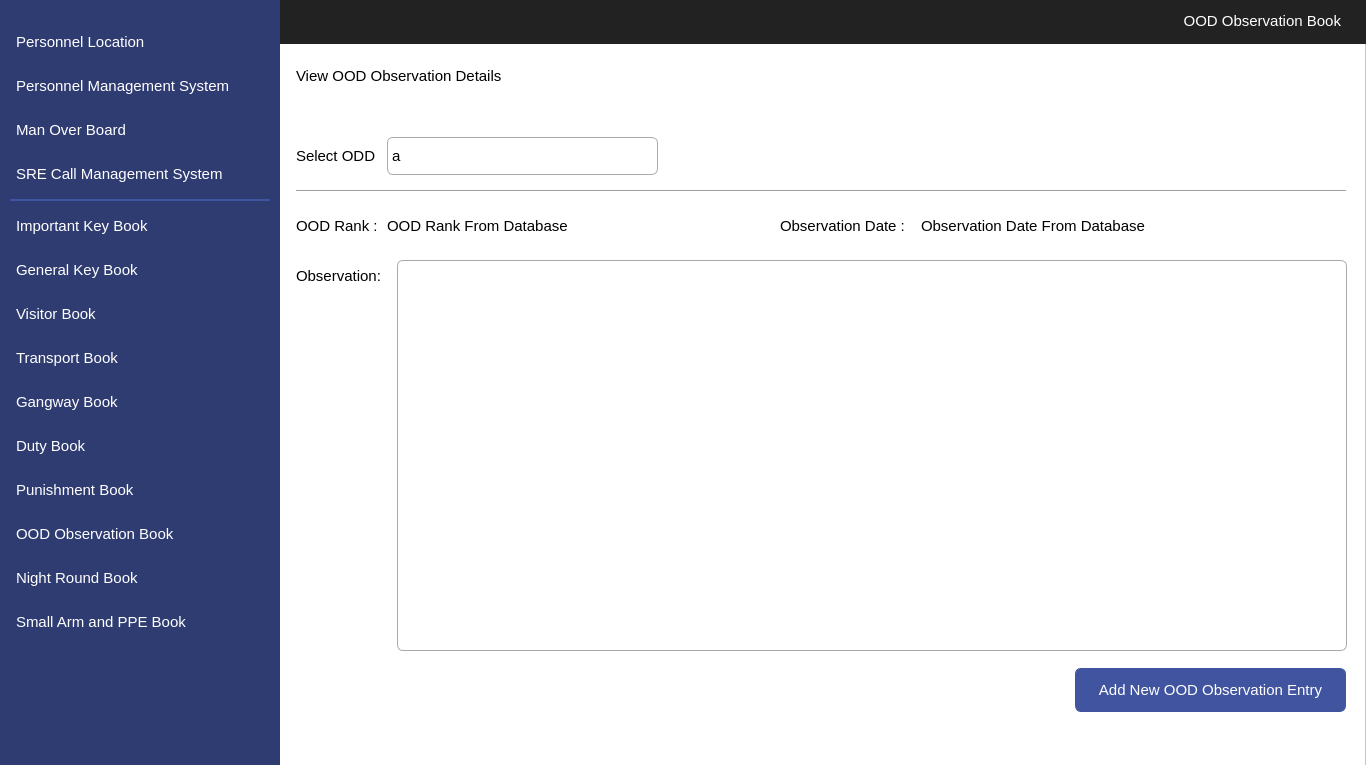
The window that Interfaces/ViewOOD.ui (MuhammadUsamax123/IndoorPositioning) describes before a commit, drawn with Qt 5.
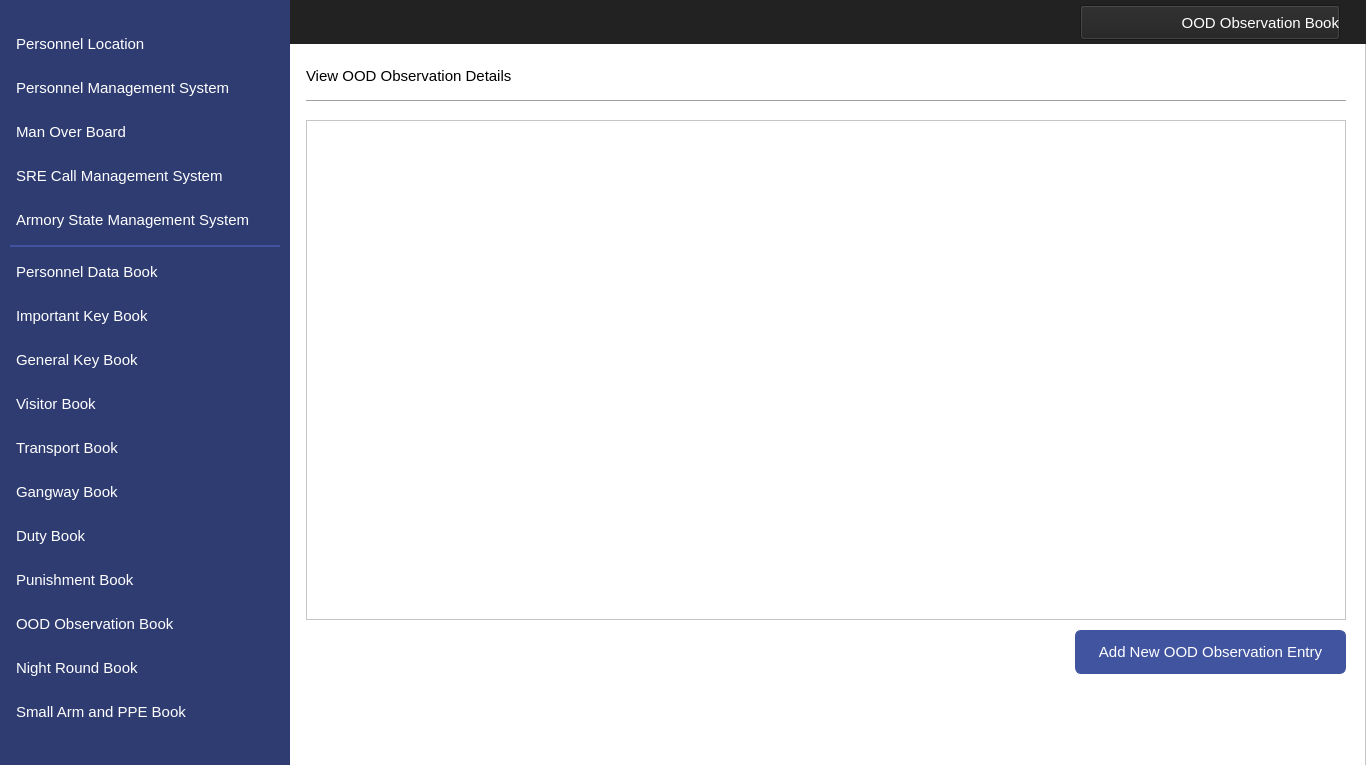
The same window after the commit. Icons and pictures are not drawn.

Commit message: All Data Entry Interfaces Completed. Started Working on Management Interfaces.

The edit to the form file:
```diff
--- a/Interfaces/ViewOOD.ui
+++ b/Interfaces/ViewOOD.ui
@@ -37,7 +37,7 @@
       <rect>
        <x>0</x>
        <y>0</y>
-       <width>280</width>
+       <width>290</width>
        <height>768</height>
       </rect>
      </property>
@@ -66,101 +66,12 @@
       <string/>
      </property>
     </widget>
-    <widget class="QLabel" name="label_3">
-     <property name="geometry">
-      <rect>
-       <x>1120</x>
-       <y>5</y>
-       <width>221</width>
-       <height>31</height>
-      </rect>
-     </property>
-     <property name="font">
-      <font>
-       <family>Segoe UI</family>
-       <pointsize>11</pointsize>
-      </font>
-     </property>
-     <property name="styleSheet">
-      <string notr="true">color: #ffffff;
-background-color: #222222;
-font-size: 11pt</string>
-     </property>
-     <property name="text">
-      <string>OOD Observation Book</string>
-     </property>
-     <property name="alignment">
-      <set>Qt::AlignRight|Qt::AlignTrailing|Qt::AlignVCenter</set>
-     </property>
-    </widget>
-    <widget class="QPushButton" name="navAddOODObservation">
-     <property name="geometry">
-      <rect>
-       <x>1075</x>
-       <y>668</y>
-       <width>271</width>
-       <height>44</height>
-      </rect>
-     </property>
-     <property name="font">
-      <font>
-       <family>Segoe UI</family>
-       <pointsize>11</pointsize>
-      </font>
-     </property>
-     <property name="cursor">
-      <cursorShape>PointingHandCursor</cursorShape>
-     </property>
-     <property name="styleSheet">
-      <string notr="true">QPushButton
-{
-    color: #ffffff;
-    background-color:#4154A0;
-    border-width: 1px;
-    border-color: #4154A0;
-    border-style: solid;
-    border-radius: 6;
-    padding: 3px;
-    font-size: 11pt;
-    padding-left: 5px;
-    padding-right: 5px;
-    min-width: 40px;
-}
-
-QPushButton:hover
-{
-    background-color:#384889
-}
-QPushButton:pressed
-{
-    background-color: #384889;
- 	border-width: 3px;
-    border-color: #5C70BC;
-    border-style: solid;
-    border-radius: 6;
-
-}</string>
-     </property>
-     <property name="text">
-      <string>Add New OOD Observation Entry</string>
-     </property>
-     <property name="icon">
-      <iconset>
-       <normaloff>InterfaceIcons/add.png</normaloff>InterfaceIcons/add.png</iconset>
-     </property>
-     <property name="iconSize">
-      <size>
-       <width>25</width>
-       <height>25</height>
-      </size>
-     </property>
-    </widget>
     <widget class="QPushButton" name="navViewPunishment">
      <property name="geometry">
       <rect>
        <x>10</x>
-       <y>468</y>
-       <width>260</width>
+       <y>558</y>
+       <width>270</width>
        <height>44</height>
       </rect>
      </property>
@@ -225,8 +136,8 @@
      <property name="geometry">
       <rect>
        <x>10</x>
-       <y>204</y>
-       <width>260</width>
+       <y>294</y>
+       <width>270</width>
        <height>44</height>
       </rect>
      </property>
@@ -291,8 +202,8 @@
      <property name="geometry">
       <rect>
        <x>10</x>
-       <y>248</y>
-       <width>260</width>
+       <y>338</y>
+       <width>270</width>
        <height>44</height>
       </rect>
      </property>
@@ -357,8 +268,8 @@
      <property name="geometry">
       <rect>
        <x>10</x>
-       <y>292</y>
-       <width>260</width>
+       <y>382</y>
+       <width>270</width>
        <height>44</height>
       </rect>
      </property>
@@ -422,8 +333,8 @@
      <property name="geometry">
       <rect>
        <x>10</x>
-       <y>336</y>
-       <width>260</width>
+       <y>426</y>
+       <width>270</width>
        <height>44</height>
       </rect>
      </property>
@@ -488,8 +399,8 @@
      <property name="geometry">
       <rect>
        <x>10</x>
-       <y>380</y>
-       <width>260</width>
+       <y>470</y>
+       <width>270</width>
        <height>44</height>
       </rect>
      </property>
@@ -554,8 +465,8 @@
      <property name="geometry">
       <rect>
        <x>10</x>
-       <y>424</y>
-       <width>260</width>
+       <y>514</y>
+       <width>270</width>
        <height>44</height>
       </rect>
      </property>
@@ -620,8 +531,8 @@
      <property name="geometry">
       <rect>
        <x>10</x>
-       <y>556</y>
-       <width>260</width>
+       <y>646</y>
+       <width>270</width>
        <height>44</height>
       </rect>
      </property>
@@ -686,8 +597,8 @@
      <property name="geometry">
       <rect>
        <x>10</x>
-       <y>199</y>
-       <width>260</width>
+       <y>245</y>
+       <width>270</width>
        <height>2</height>
       </rect>
      </property>
@@ -702,8 +613,8 @@
      <property name="geometry">
       <rect>
        <x>10</x>
-       <y>108</y>
-       <width>260</width>
+       <y>110</y>
+       <width>270</width>
        <height>44</height>
       </rect>
      </property>
@@ -768,8 +679,8 @@
      <property name="geometry">
       <rect>
        <x>10</x>
-       <y>20</y>
-       <width>260</width>
+       <y>22</y>
+       <width>270</width>
        <height>44</height>
       </rect>
      </property>
@@ -834,8 +745,8 @@
      <property name="geometry">
       <rect>
        <x>10</x>
-       <y>64</y>
-       <width>260</width>
+       <y>66</y>
+       <width>270</width>
        <height>44</height>
       </rect>
      </property>
@@ -900,8 +811,8 @@
      <property name="geometry">
       <rect>
        <x>10</x>
-       <y>600</y>
-       <width>260</width>
+       <y>690</y>
+       <width>270</width>
        <height>44</height>
       </rect>
      </property>
@@ -963,14 +874,11 @@
      </property>
     </widget>
     <widget class="QPushButton" name="navViewOOD">
-     <property name="enabled">
-      <bool>false</bool>
-     </property>
      <property name="geometry">
       <rect>
        <x>10</x>
-       <y>512</y>
-       <width>260</width>
+       <y>602</y>
+       <width>270</width>
        <height>44</height>
       </rect>
      </property>
@@ -1040,8 +948,8 @@
      <property name="geometry">
       <rect>
        <x>10</x>
-       <y>152</y>
-       <width>260</width>
+       <y>154</y>
+       <width>270</width>
        <height>44</height>
       </rect>
      </property>
@@ -1102,43 +1010,16 @@
       <bool>false</bool>
      </property>
     </widget>
-    <widget class="QLabel" name="label_6">
-     <property name="geometry">
-      <rect>
-       <x>296</x>
-       <y>60</y>
-       <width>221</width>
-       <height>31</height>
-      </rect>
+    <widget class="QPushButton" name="pushButton">
+     <property name="enabled">
+      <bool>true</bool>
      </property>
-     <property name="font">
-      <font>
-       <family>Segoe UI</family>
-       <pointsize>11</pointsize>
-      </font>
-     </property>
-     <property name="layoutDirection">
-      <enum>Qt::LeftToRight</enum>
-     </property>
-     <property name="styleSheet">
-      <string notr="true">color: #000000;
-background-color:#ffffff;
-font-size: 11pt</string>
-     </property>
-     <property name="text">
-      <string>View OOD Observation Details</string>
-     </property>
-     <property name="alignment">
-      <set>Qt::AlignLeading|Qt::AlignLeft|Qt::AlignVCenter</set>
-     </property>
-    </widget>
-    <widget class="QLabel" name="label_7">
      <property name="geometry">
       <rect>
-       <x>296</x>
-       <y>140</y>
-       <width>91</width>
-       <height>31</height>
+       <x>1080</x>
+       <y>5</y>
+       <width>260</width>
+       <height>35</height>
       </rect>
      </property>
      <property name="font">
@@ -1147,197 +1028,63 @@
        <pointsize>11</pointsize>
       </font>
      </property>
-     <property name="layoutDirection">
-      <enum>Qt::LeftToRight</enum>
-     </property>
      <property name="styleSheet">
-      <string notr="true">color: #000000;
-background-color:#ffffff;
-font-size: 11pt</string>
+      <string notr="true"> text-align: right;
+    color: #ffffff;
+    background-color:#222222;</string>
      </property>
      <property name="text">
-      <string>Select ODD</string>
+      <string>OOD Observation Book</string>
      </property>
-     <property name="alignment">
-      <set>Qt::AlignLeading|Qt::AlignLeft|Qt::AlignVCenter</set>
+     <property name="icon">
+      <iconset resource="../IconResource.qrc">
+       <normaloff>:/images/oodObserve.png</normaloff>:/images/oodObserve.png</iconset>
      </property>
-    </widget>
-    <widget class="QLabel" name="label_8">
-     <property name="geometry">
-      <rect>
-       <x>296</x>
-       <y>210</y>
-       <width>91</width>
-       <height>31</height>
-      </rect>
+     <property name="iconSize">
+      <size>
+       <width>32</width>
+       <height>32</height>
+      </size>
      </property>
-     <property name="font">
-      <font>
-       <family>Segoe UI</family>
-       <pointsize>11</pointsize>
-      </font>
-     </property>
-     <property name="layoutDirection">
-      <enum>Qt::LeftToRight</enum>
-     </property>
-     <property name="styleSheet">
-      <string notr="true">color: #000000;
-background-color:#ffffff;
-font-size: 11pt</string>
-     </property>
-     <property name="text">
-      <string>OOD Rank :</string>
-     </property>
-     <property name="alignment">
-      <set>Qt::AlignLeading|Qt::AlignLeft|Qt::AlignVCenter</set>
-     </property>
     </widget>
-    <widget class="QLabel" name="label_9">
-     <property name="geometry">
-      <rect>
-       <x>780</x>
-       <y>210</y>
-       <width>141</width>
-       <height>31</height>
-      </rect>
+    <widget class="QPushButton" name="pushButton_2">
+     <property name="enabled">
+      <bool>true</bool>
      </property>
-     <property name="font">
-      <font>
-       <family>Segoe UI</family>
-       <pointsize>11</pointsize>
-      </font>
-     </property>
-     <property name="layoutDirection">
-      <enum>Qt::LeftToRight</enum>
-     </property>
-     <property name="styleSheet">
-      <string notr="true">color: #000000;
-background-color:#ffffff;
-font-size: 11pt</string>
-     </property>
-     <property name="text">
-      <string>Observation Date :</string>
-     </property>
-     <property name="alignment">
-      <set>Qt::AlignLeading|Qt::AlignLeft|Qt::AlignVCenter</set>
-     </property>
-    </widget>
-    <widget class="QLabel" name="lblOODRank">
      <property name="geometry">
       <rect>
-       <x>387</x>
-       <y>210</y>
-       <width>321</width>
-       <height>31</height>
+       <x>306</x>
+       <y>680</y>
+       <width>100</width>
+       <height>80</height>
       </rect>
      </property>
-     <property name="font">
-      <font>
-       <family>Segoe UI</family>
-       <pointsize>11</pointsize>
-      </font>
-     </property>
-     <property name="layoutDirection">
-      <enum>Qt::LeftToRight</enum>
-     </property>
      <property name="styleSheet">
-      <string notr="true">color: #000000;
-background-color:#ffffff;
-font-size: 11pt</string>
-     </property>
-     <property name="text">
-      <string>OOD Rank From Database</string>
-     </property>
-     <property name="alignment">
-      <set>Qt::AlignLeading|Qt::AlignLeft|Qt::AlignVCenter</set>
-     </property>
-    </widget>
-    <widget class="QLabel" name="lblObservationDate">
-     <property name="geometry">
-      <rect>
-       <x>921</x>
-       <y>210</y>
-       <width>321</width>
-       <height>31</height>
-      </rect>
-     </property>
-     <property name="font">
-      <font>
-       <family>Segoe UI</family>
-       <pointsize>11</pointsize>
-      </font>
-     </property>
-     <property name="layoutDirection">
-      <enum>Qt::LeftToRight</enum>
-     </property>
-     <property name="styleSheet">
-      <string notr="true">color: #000000;
-background-color:#ffffff;
-font-size: 11pt</string>
-     </property>
-     <property name="text">
-      <string>Observation Date From Database</string>
-     </property>
-     <property name="alignment">
-      <set>Qt::AlignLeading|Qt::AlignLeft|Qt::AlignVCenter</set>
-     </property>
-    </widget>
-    <widget class="QLabel" name="label_13">
-     <property name="geometry">
-      <rect>
-       <x>296</x>
-       <y>190</y>
-       <width>1050</width>
-       <height>1</height>
-      </rect>
-     </property>
-     <property name="styleSheet">
-      <string notr="true">background-color:#A0A0A0;</string>
+      <string notr="true"> border:1px solid #fff;
+    border-radius:4px;
+    outline:none;</string>
      </property>
      <property name="text">
       <string/>
      </property>
-    </widget>
-    <widget class="QLabel" name="label_12">
-     <property name="geometry">
-      <rect>
-       <x>296</x>
-       <y>260</y>
-       <width>101</width>
-       <height>31</height>
-      </rect>
+     <property name="icon">
+      <iconset resource="../IconResource.qrc">
+       <normaloff>:/images/logoMTIP.png</normaloff>:/images/logoMTIP.png</iconset>
      </property>
-     <property name="font">
-      <font>
-       <family>Segoe UI</family>
-       <pointsize>11</pointsize>
-      </font>
+     <property name="iconSize">
+      <size>
+       <width>200</width>
+       <height>200</height>
+      </size>
      </property>
-     <property name="layoutDirection">
-      <enum>Qt::LeftToRight</enum>
-     </property>
-     <property name="styleSheet">
-      <string notr="true">color: #000000;
-background-color:#ffffff;
-font-size: 11pt</string>
-     </property>
-     <property name="text">
-      <string>Observation:</string>
-     </property>
-     <property name="alignment">
-      <set>Qt::AlignLeading|Qt::AlignLeft|Qt::AlignVCenter</set>
-     </property>
     </widget>
-    <widget class="QPlainTextEdit" name="txtObservation">
-     <property name="enabled">
-      <bool>true</bool>
-     </property>
+    <widget class="QPushButton" name="navViewPersonnel">
      <property name="geometry">
       <rect>
-       <x>397</x>
-       <y>260</y>
-       <width>950</width>
-       <height>391</height>
+       <x>10</x>
+       <y>250</y>
+       <width>270</width>
+       <height>44</height>
       </rect>
      </property>
      <property name="font">
@@ -1347,79 +1094,211 @@
       </font>
      </property>
      <property name="styleSheet">
-      <string notr="true">QPlainTextEdit{
-border: 1px;
-border-radius:6;
-padding: 3;
-border-color: darkgray;
-border-style: solid;
-background-color: palette(base);
+      <string notr="true">QPushButton 
+{
+    text-align: left;
+    color: #ffffff;
+    background-color:#2F3C71;
+    border-width: 1px;
+    border-color: #2F3C71;
+    border-style: solid;
+    border-radius: 6;
+    padding: 3px;
+    font-size: 11pt;
+    padding-left: 5px;
+    padding-right: 5px;
+    min-width: 40px;
+}
+
+QPushButton:hover
+{
+    background-color:#4154A0;
+}
+
+QPushButton:pressed
+{
+    background-color: #384889;
+ 	border-width: 3px;
+    border-color: #5C70BC;
+    border-style: solid;
+    border-radius: 6;
+
 }</string>
      </property>
+     <property name="text">
+      <string>Personnel Data Book</string>
+     </property>
+     <property name="icon">
+      <iconset resource="../IconResource.qrc">
+       <normaloff>:/images/personnelData.png</normaloff>:/images/personnelData.png</iconset>
+     </property>
+     <property name="iconSize">
+      <size>
+       <width>25</width>
+       <height>25</height>
+      </size>
+     </property>
+     <property name="flat">
+      <bool>false</bool>
+     </property>
     </widget>
-    <widget class="QComboBox" name="cboxSelectOOD">
+    <widget class="QPushButton" name="btnAddOOD">
      <property name="geometry">
       <rect>
-       <x>387</x>
-       <y>137</y>
+       <x>1075</x>
+       <y>630</y>
        <width>271</width>
-       <height>38</height>
+       <height>44</height>
       </rect>
      </property>
      <property name="font">
       <font>
        <family>Segoe UI</family>
        <pointsize>11</pointsize>
-       <kerning>true</kerning>
       </font>
      </property>
      <property name="cursor">
       <cursorShape>PointingHandCursor</cursorShape>
      </property>
      <property name="styleSheet">
-      <string notr="true">QComboBox{ border-width: 1px;
- border-color: #aaa;
- border-style: solid;
-border-radius:6; 
+      <string notr="true">QPushButton
+{
+    color: #ffffff;
+    background-color:#4154A0;
+    border-width: 1px;
+    border-color: #4154A0;
+    border-style: solid;
+    border-radius: 6;
+    padding: 3px;
+    font-size: 11pt;
+    padding-left: 5px;
+    padding-right: 5px;
+    min-width: 40px;
 }
 
-QComboBox::drop-down:button{
-background-color:transparent;
+QPushButton:hover
+{
+    background-color:#384889
 }
-QComboBox::down-arrow {
- 
-    image: url(C:/Users/home/Desktop/IndoorPoistionInterfaces/InterfaceIcons/dropDown.png);
-    width: 25px;
-    height: 9px;
+QPushButton:pressed
+{
+    background-color: #384889;
+ 	border-width: 3px;
+    border-color: #5C70BC;
+    border-style: solid;
+    border-radius: 6;
+
+}</string>
+     </property>
+     <property name="text">
+      <string>Add New OOD Observation Entry</string>
+     </property>
+     <property name="icon">
+      <iconset resource="../IconResource.qrc">
+       <normaloff>:/images/add.png</normaloff>:/images/add.png</iconset>
+     </property>
+     <property name="iconSize">
+      <size>
+       <width>25</width>
+       <height>25</height>
+      </size>
+     </property>
+    </widget>
+    <widget class="QPushButton" name="navViewState">
+     <property name="geometry">
+      <rect>
+       <x>10</x>
+       <y>198</y>
+       <width>270</width>
+       <height>44</height>
+      </rect>
+     </property>
+     <property name="font">
+      <font>
+       <family>Segoe UI</family>
+       <pointsize>11</pointsize>
+      </font>
+     </property>
+     <property name="cursor">
+      <cursorShape>PointingHandCursor</cursorShape>
+     </property>
+     <property name="styleSheet">
+      <string notr="true">QPushButton 
+{
+    text-align: left;
+    color: #ffffff;
+    background-color:#2F3C71;
+    border-width: 1px;
+    border-color: #2F3C71;
+    border-style: solid;
+    border-radius: 6;
+    padding: 3px;
+    font-size: 11pt;
+    padding-left: 5px;
+    padding-right: 5px;
+    min-width: 40px;
 }
-QComboBox:hover{
-	 border:1px solid #000;	
- 	transition:.3s;
+
+QPushButton:hover
+{
+    background-color:#4154A0;
 }
-  QComboBox:focus{
-    border-color:dodgerBlue;
-    box-shadow:0 0 8px 0 dodgerBlue;
-  }
-</string>
+QPushButton:pressed
+{
+    background-color: #384889;
+ 	border-width: 3px;
+    border-color: #5C70BC;
+    border-style: solid;
+    border-radius: 6;
+
+}</string>
      </property>
-     <property name="frame">
+     <property name="text">
+      <string>Armory State Management System</string>
+     </property>
+     <property name="icon">
+      <iconset resource="../IconResource.qrc">
+       <normaloff>:/images/armoryState.png</normaloff>:/images/armoryState.png</iconset>
+     </property>
+     <property name="iconSize">
+      <size>
+       <width>25</width>
+       <height>25</height>
+      </size>
+     </property>
+     <property name="flat">
+      <bool>false</bool>
+     </property>
+    </widget>
+    <widget class="QTableView" name="tblDetails">
+     <property name="geometry">
+      <rect>
+       <x>306</x>
+       <y>120</y>
+       <width>1040</width>
+       <height>500</height>
+      </rect>
+     </property>
+     <property name="font">
+      <font>
+       <pointsize>11</pointsize>
+      </font>
+     </property>
+     <property name="editTriggers">
+      <set>QAbstractItemView::NoEditTriggers</set>
+     </property>
+     <property name="alternatingRowColors">
       <bool>true</bool>
      </property>
-     <item>
-      <property name="text">
-       <string>a</string>
-      </property>
-     </item>
-     <item>
-      <property name="text">
-       <string>v</string>
-      </property>
-     </item>
-     <item>
-      <property name="text">
-       <string>d</string>
-      </property>
-     </item>
+     <property name="selectionMode">
+      <enum>QAbstractItemView::NoSelection</enum>
+     </property>
+     <property name="selectionBehavior">
+      <enum>QAbstractItemView::SelectRows</enum>
+     </property>
+     <property name="textElideMode">
+      <enum>Qt::ElideMiddle</enum>
+     </property>
     </widget>
     <zorder>label_2</zorder>
     <zorder>label</zorder>
@@ -1440,16 +1319,58 @@
     <zorder>navViewPPE</zorder>
     <zorder>navViewOOD</zorder>
     <zorder>navViewCMS</zorder>
-    <zorder>label_6</zorder>
-    <zorder>label_7</zorder>
-    <zorder>label_8</zorder>
-    <zorder>label_9</zorder>
-    <zorder>lblOODRank</zorder>
-    <zorder>lblObservationDate</zorder>
-    <zorder>label_13</zorder>
-    <zorder>label_12</zorder>
-    <zorder>txtObservation</zorder>
-    <zorder>cboxSelectOOD</zorder>
+    <zorder>pushButton</zorder>
+    <zorder>pushButton_2</zorder>
+    <zorder>navViewPersonnel</zorder>
+    <zorder>btnAddOOD</zorder>
+    <zorder>navViewState</zorder>
+    <zorder>tblDetails</zorder>
+   </widget>
+   <widget class="QLabel" name="label_13">
+    <property name="geometry">
+     <rect>
+      <x>306</x>
+      <y>100</y>
+      <width>1040</width>
+      <height>1</height>
+     </rect>
+    </property>
+    <property name="styleSheet">
+     <string notr="true">background-color:#A0A0A0;</string>
+    </property>
+    <property name="text">
+     <string/>
+    </property>
+   </widget>
+   <widget class="QLabel" name="label_6">
+    <property name="geometry">
+     <rect>
+      <x>306</x>
+      <y>60</y>
+      <width>221</width>
+      <height>31</height>
+     </rect>
+    </property>
+    <property name="font">
+     <font>
+      <family>Segoe UI</family>
+      <pointsize>11</pointsize>
+     </font>
+    </property>
+    <property name="layoutDirection">
+     <enum>Qt::LeftToRight</enum>
+    </property>
+    <property name="styleSheet">
+     <string notr="true">color: #000000;
+background-color:#ffffff;
+font-size: 11pt</string>
+    </property>
+    <property name="text">
+     <string>View OOD Observation Details</string>
+    </property>
+    <property name="alignment">
+     <set>Qt::AlignLeading|Qt::AlignLeft|Qt::AlignVCenter</set>
+    </property>
    </widget>
   </widget>
  </widget>
```
Left out of the diff: 73 changed lines with no effect on the pictures. The commit also changes 30 other files.
